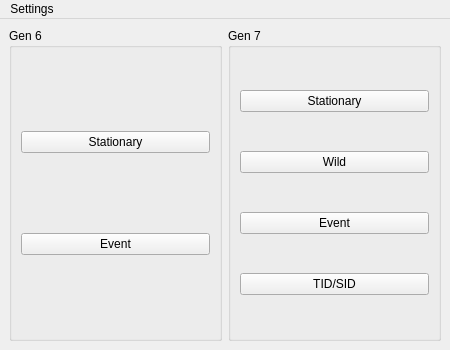
This is Forms/MainWindow.ui in Admiral-Fish/3DSTimeFinder as Qt 5 draws it before an edit. The edited form follows.
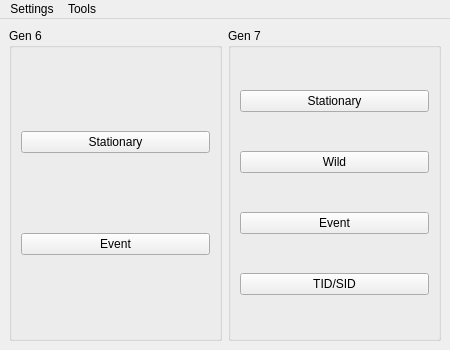
This is the edited form.

Commit message: Give access to calibrator

What changed in the file:
```diff
--- a/Forms/MainWindow.ui
+++ b/Forms/MainWindow.ui
@@ -111,7 +111,14 @@
     <addaction name="menuCPU_Threads"/>
     <addaction name="menuStyle"/>
    </widget>
+   <widget class="QMenu" name="menuTools">
+    <property name="title">
+     <string>Tools</string>
+    </property>
+    <addaction name="actionCalibrator7"/>
+   </widget>
    <addaction name="menuSettings"/>
+   <addaction name="menuTools"/>
   </widget>
   <action name="actionDark">
    <property name="checkable">
```
Left out of the diff: 5 changed lines with no effect on the pictures. The commit also changes 2 other files.
